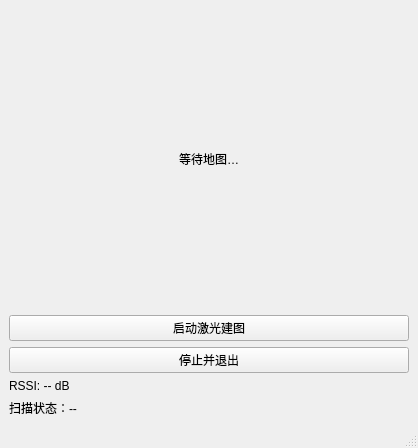
Qt form Spectrum_Atlas_GUI/mainwindow.ui (SiruiLuo/CASA0022_Spectrum_Atlas) before a commit.
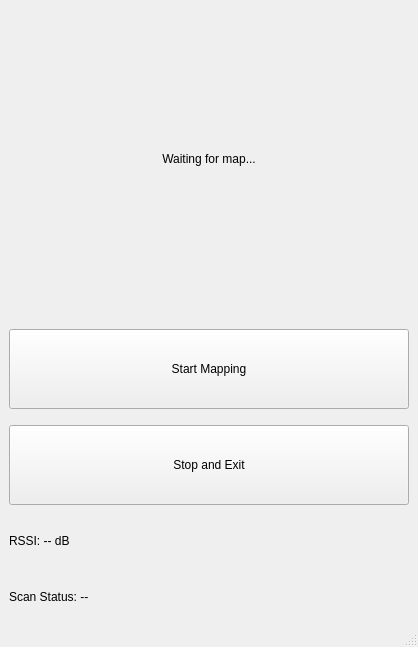
The same form after that commit.

The edit to the form file:
```diff
--- a/Spectrum_Atlas_GUI/mainwindow.ui
+++ b/Spectrum_Atlas_GUI/mainwindow.ui
@@ -2,30 +2,39 @@
 <ui version="4.0">
  <class>MainWindow</class>
  <widget class="QMainWindow" name="MainWindow">
+  <property name="geometry">
+   <rect>
+    <x>0</x>
+    <y>0</y>
+    <width>418</width>
+    <height>647</height>
+   </rect>
+  </property>
   <property name="windowTitle">
    <string>ROS Mapping GUI</string>
   </property>
   <widget class="QWidget" name="centralwidget">
    <layout class="QVBoxLayout" name="verticalLayout">
-
-    <!-- 显示地图的 QLabel -->
+    <property name="spacing">
+     <number>20</number>
+    </property>
     <item>
      <widget class="QLabel" name="mapLabel">
-      <property name="text">
-       <string>等待地图…</string>
-      </property>
-      <property name="alignment">
-       <set>Qt::AlignCenter</set>
-      </property>
-      <property name="scaledContents">
-       <bool>true</bool>
-      </property>
       <property name="minimumSize">
        <size>
         <width>400</width>
         <height>300</height>
        </size>
       </property>
+      <property name="text">
+       <string>Waiting for map...</string>
+      </property>
+      <property name="scaledContents">
+       <bool>true</bool>
+      </property>
+      <property name="alignment">
+       <set>Qt::AlignCenter</set>
+      </property>
      </widget>
     </item>
 
@@ -33,17 +42,44 @@
     <item>
      <!-- ⬇ 由 HBox 改成 VBox -->
      <layout class="QVBoxLayout" name="buttonLayout">
+      <property name="spacing">
+       <number>16</number>
+      </property>
       <item>
        <widget class="QPushButton" name="startButton">
+        <property name="sizePolicy">
+         <sizepolicy hsizetype="MinimumExpanding" vsizetype="Fixed">
+          <horstretch>0</horstretch>
+          <verstretch>0</verstretch>
+         </sizepolicy>
+        </property>
+        <property name="minimumSize">
+         <size>
+          <width>300</width>
+          <height>80</height>
+         </size>
+        </property>
         <property name="text">
-         <string>启动激光建图</string>
+         <string>Start Mapping</string>
         </property>
        </widget>
       </item>
       <item>
        <widget class="QPushButton" name="stopButton">
+        <property name="sizePolicy">
+         <sizepolicy hsizetype="MinimumExpanding" vsizetype="Fixed">
+          <horstretch>0</horstretch>
+          <verstretch>0</verstretch>
+         </sizepolicy>
+        </property>
+        <property name="minimumSize">
+         <size>
+          <width>300</width>
+          <height>80</height>
+         </size>
+        </property>
         <property name="text">
-         <string>停止并退出</string>
+         <string>Stop and Exit</string>
         </property>
        </widget>
       </item>
@@ -57,7 +93,7 @@
       <item>
        <widget class="QLabel" name="loggerStatusLabel">
         <property name="text">
-         <string>扫描状态：--</string>
+         <string>Scan Status: --</string>
         </property>
        </widget>
       </item>
```
Left out of the diff: 15 changed lines with no effect on the pictures.
